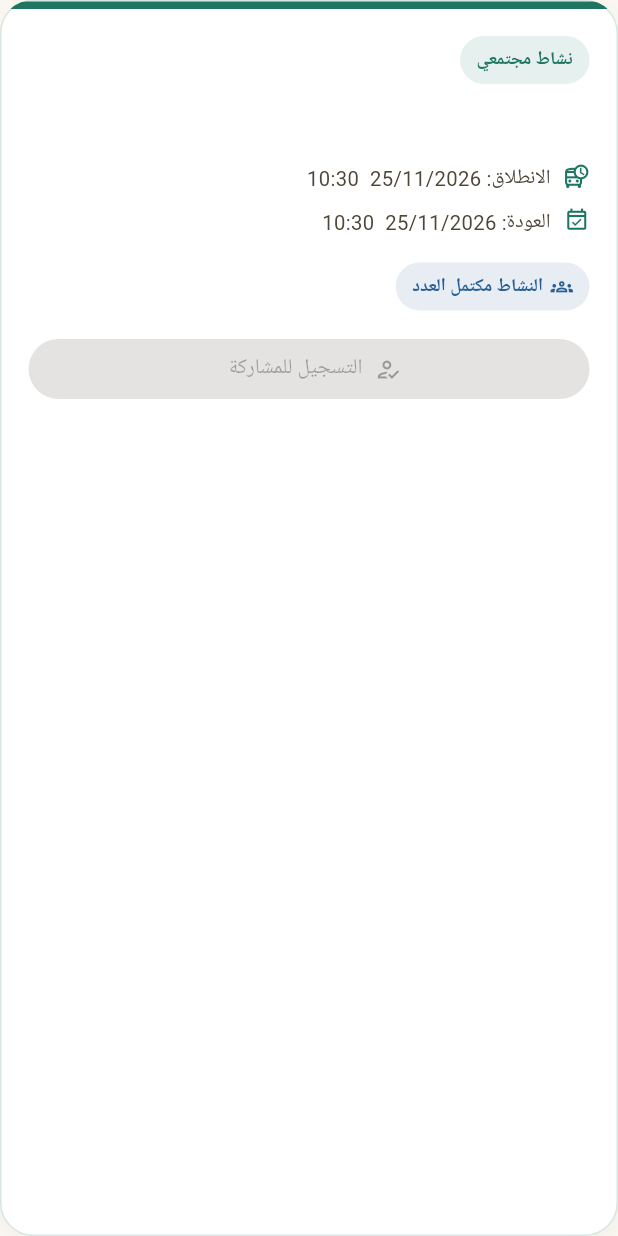
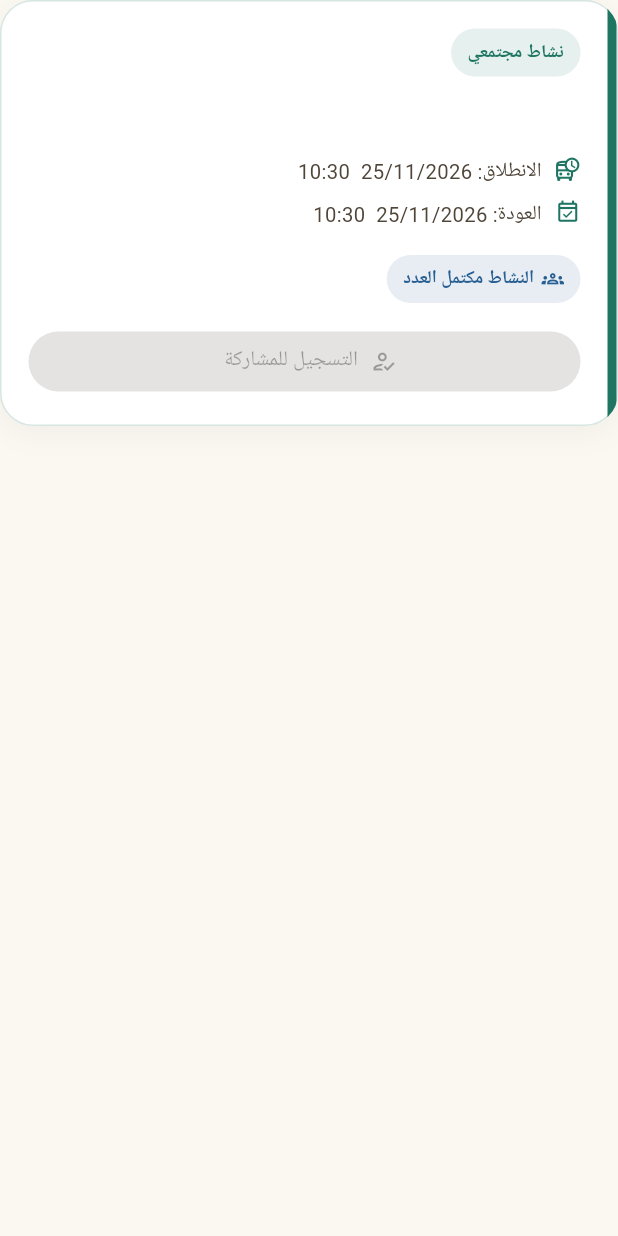
Before and after one commit to MajdAwad12/masjid_khalid_app, a Flutter app: the _ActivityCard widget shown alone on an empty page, opened directly with empty values, on a phone screen of 412 x 824 dp. Run offline on Flutter 3.47's test engine with Material 3 defaults, Android fonts, the phone set to English and light mode, and no system bars; our stand-ins replace cloud_firestore, cloud_functions, firebase_auth, firebase_core, firebase_messaging, firebase_storage and 3 more; accounts and stored records are empty.

Commit message:
Update card accent bars

```diff
--- a/lib/screens/activities_page.dart
+++ b/lib/screens/activities_page.dart
@@ -206,11 +206,23 @@ class _ActivityCard extends StatelessWidget {
     final full = item.isFull;
     return MosqueCardShell(
       accent: accent,
-      child: Column(
+      child: IntrinsicHeight(
+        child: Row(
+          textDirection: TextDirection.rtl,
           crossAxisAlignment: CrossAxisAlignment.stretch,
           children: [
-          Container(height: 5, color: accent),
-          Padding(
+            Container(
+              width: 6,
+              decoration: BoxDecoration(
+                color: accent,
+                borderRadius: const BorderRadiusDirectional.only(
+                  topStart: Radius.circular(22),
+                  bottomStart: Radius.circular(22),
+                ),
+              ),
+            ),
+            Expanded(
+              child: Padding(
                 padding: const EdgeInsets.all(18),
                 child: Column(
                   crossAxisAlignment: CrossAxisAlignment.start,
@@ -420,7 +432,9 @@ class _ActivityCard extends StatelessWidget {
                   ],
                 ),
               ),
+            ),
           ],
+        ),
       ),
     );
   }
```
Also changed, not shown: lib/screens/announcements_page.dart (+17 -3 lines), lib/screens/courses_page.dart (+17 -3 lines), 1 other file. Lines whose indentation alone changed are shown as unchanged.
